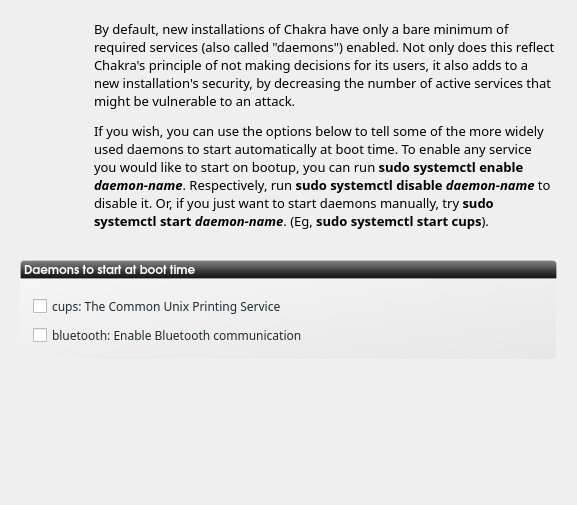
rshipp/kapudan, file ui/ui_scrServices.ui: the form before one commit.
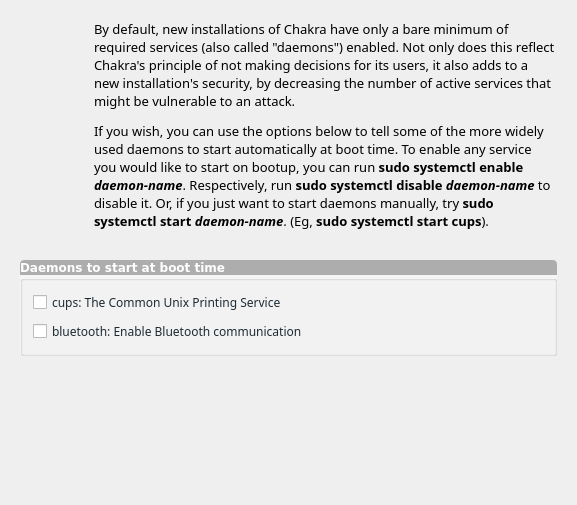
The form after the commit. Icons and pictures are not drawn.

```diff
--- a/ui/ui_scrServices.ui
+++ b/ui/ui_scrServices.ui
@@ -43,10 +43,10 @@
        </property>
        <property name="styleSheet">
         <string notr="true">#groupBoxUpdates{
-background-color: qlineargradient(spread:pad, x1:1, y1:1, x2:0, y2:0, stop:0 rgba(219, 219, 219, 100), stop:1 rgba(255, 255, 255, 100));
-border: 1px solid rgba(255,255,255,50);
-border-bottom-left-radius: 4px;
-border-bottom-right-radius: 4px;
+background-color: rgba(255, 255, 255, 90);
+/*border: 1px solid rgba(255,255,255,50);*/
+border-bottom-radius: 4px;
+border-bottom-radius: 4px;
 }</string>
        </property>
        <property name="title">
@@ -198,7 +198,7 @@
     <widget class="QLabel" name="label">
      <property name="font">
       <font>
-       <family>URW Gothic L</family>
+       <family>DejaVu Sans</family>
        <pointsize>9</pointsize>
        <weight>75</weight>
        <bold>true</bold>
@@ -206,8 +206,7 @@
       </font>
      </property>
      <property name="styleSheet">
-      <string notr="true">    background-color: qlineargradient(spread:pad, x1:0.5, y1:0, x2:0.5, y2:1, stop:0 rgba(132, 132, 132, 255), stop:0.501481 rgba(70, 70, 70, 255), stop:0.503057 rgba(62, 62, 62, 255), stop:1 rgba(16, 16, 16, 255));
-border: 1px solid rgba(255,255,255,50);
+      <string notr="true">    background-color: rgba(0, 0, 0, 70);
 color:white;
 border-top-left-radius: 4px;
 border-top-right-radius: 4px;</string>
```
